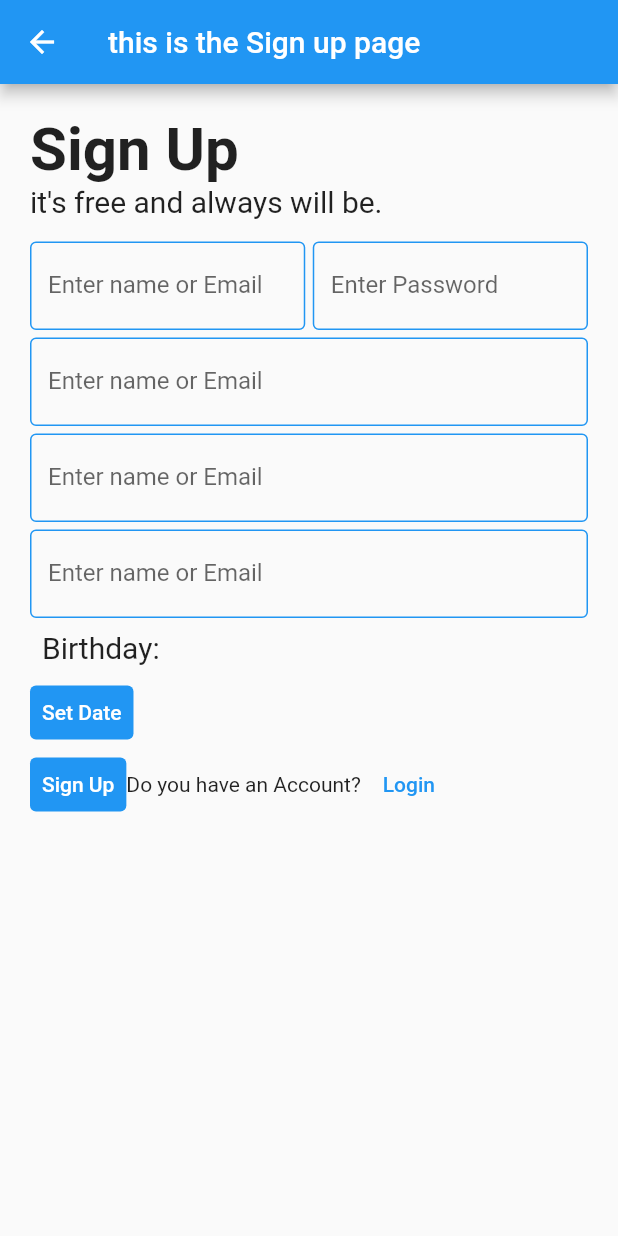
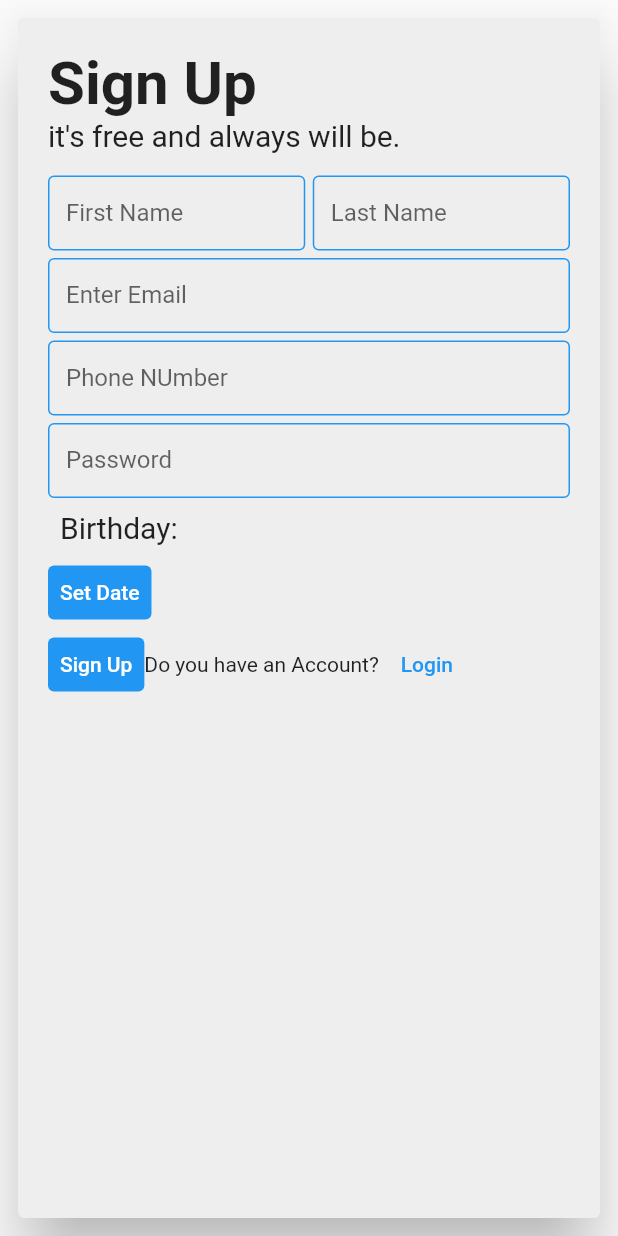
Before and after one commit to Haileliul/fbclone, a Flutter app: the screen it shows after launch, after a tap on "Create new Acconunt", on a phone screen of 412 x 824 dp. Run offline on Flutter 3.47's test engine with Material 2 defaults, Android fonts, the phone set to English and light mode, and no system bars; our stand-ins replace firebase_auth, firebase_core; missing offline and left inert: switcher_button; accounts and stored records are empty; network calls fail.

Commit message:
the modifide version

```diff
--- a/lib/Login.dart
+++ b/lib/Login.dart
@@ -45,7 +45,10 @@ class _MainState extends State<Main> {
                       "Mobile number or email ",
                       style: TextStyle(fontSize: 20),
                     ),
-                    Form(
+                    SizedBox(
+                      height: 50,
+                      width: double.infinity,
+                      child: Form(
                         key: _emailkey,
                         child: TextFormField(
                           controller: _EmailController,
@@ -57,6 +60,8 @@ class _MainState extends State<Main> {
                               return "please Enter a phone Number";
                             } else if (!RegExp(
                                         r'^\s*(?:\+?(\d{1,3}))?[-. (]*(\d{3})[-. )]*(\d{3})[-. ]*(\d{4})(?: *x(\d+))?\s*$')
+                                    .hasMatch(value) ||
+                                !RegExp(r'^\w+([\.-]?\w+)*@\w+([\.-]?\w+)*(\.\w{2,3})+$')
                                     .hasMatch(value)) {
                               return "Please Enter A valid Number";
                             }
@@ -79,11 +84,15 @@ class _MainState extends State<Main> {
                           ),
                         ),
                       ),
+                    ),
                     Text(
                       "Password",
                       style: TextStyle(fontSize: 20),
                     ),
-                    Form(
+                    SizedBox(
+                      height: 50,
+                      width: double.infinity,
+                      child: Form(
                         key: _passkey,
                         child: TextFormField(
                           onChanged: (value) {
@@ -111,6 +120,7 @@ class _MainState extends State<Main> {
                               borderSide:
                                   BorderSide(width: 1, color: Colors.blue),
                               // borderRadius: BorderRadius.circular(50),
+                            ),
                           ),
                         ),
                       ),
@@ -172,12 +182,16 @@ class _MainState extends State<Main> {
                     ],
                   ),
                 ),
-                Image(
-                  image: AssetImage('Assets/images/email.png'),
-                ),
+                Row(
+                  mainAxisAlignment: MainAxisAlignment.spaceBetween,
+                  children: [
+                    Container(
+                      child: Column(
+                          crossAxisAlignment: CrossAxisAlignment.start,
+                          children: [
                             Text(
                               "አማርኛ",
-                  style: TextStyle(color: Colors.blue),
+                              style: TextStyle(color: Colors.black),
                             ),
                             Text(
                               "Englishe",
@@ -191,6 +205,16 @@ class _MainState extends State<Main> {
                               "More language...",
                               style: TextStyle(color: Colors.blue),
                             ),
+                          ]),
+                    ),
+                    SizedBox(
+                      width: MediaQuery.of(context).size.width / 2,
+                      child: Image(
+                        image: AssetImage('Assets/images/email.png'),
+                      ),
+                    ),
+                  ],
+                )
               ],
             ),
           ),
--- a/lib/signup.dart
+++ b/lib/signup.dart
@@ -11,6 +11,10 @@ class signup extends StatelessWidget {
   signup({super.key});
   final _EmailController = TextEditingController();
   final _Passwordontroller = TextEditingController();
+  final _FNamecontroller = TextEditingController();
+  final _LNamecontroller = TextEditingController();
+  final _phonecontroller = TextEditingController();
+
   /*  final firebase = FirebaseFirestore.instance;
 
   Create() async {
@@ -28,21 +32,26 @@ class signup extends StatelessWidget {
   @override
   Widget build(BuildContext context) {
     return Scaffold(
-      appBar: AppBar(
-        title: Text("this is the Sign up page"),
-      ),
-      body: Padding(
+      body: SafeArea(
+        child: Padding(
+          padding: const EdgeInsets.all(8.0),
+          child: Card(
+            color: Colors.grey[200],
+            elevation: 20,
+            child: Padding(
               padding: const EdgeInsets.all(20.0),
               child: Container(
                 width: MediaQuery.of(context).size.width,
                 height: MediaQuery.of(context).size.height,
                 child: SingleChildScrollView(
                   physics: NeverScrollableScrollPhysics(),
-            child:
-                Column(crossAxisAlignment: CrossAxisAlignment.start, children: [
+                  child: Column(
+                      crossAxisAlignment: CrossAxisAlignment.start,
+                      children: [
                         Text(
                           "Sign Up",
-                style: TextStyle(fontSize: 40, fontWeight: FontWeight.bold),
+                          style: TextStyle(
+                              fontSize: 40, fontWeight: FontWeight.bold),
                         ),
                         Text(
                           "it's free and always will be.",
@@ -59,14 +68,17 @@ class signup extends StatelessWidget {
                                   children: [
                                     Expanded(
                                       flex: 1,
+                                      child: SizedBox(
+                                        height: 50,
                                         child: TextFormField(
-                              controller: _EmailController,
+                                          controller: _FNamecontroller,
                                           decoration: InputDecoration(
-                                label: Text("Enter name or Email"),
+                                            label: Text("First Name"),
                                             enabledBorder: OutlineInputBorder(
-                                  borderSide:
-                                      BorderSide(width: 1, color: Colors.blue),
+                                              borderSide: BorderSide(
+                                                  width: 1, color: Colors.blue),
                                               // borderRadius: BorderRadius.circular(50),
+                                            ),
                                           ),
                                         ),
                                       ),
@@ -76,14 +88,17 @@ class signup extends StatelessWidget {
                                     ),
                                     Expanded(
                                       flex: 1,
+                                      child: SizedBox(
+                                        height: 50,
                                         child: TextFormField(
-                              controller: _Passwordontroller,
+                                          controller: _LNamecontroller,
                                           decoration: InputDecoration(
-                                label: Text("Enter Password"),
+                                            label: Text("Last Name"),
                                             enabledBorder: OutlineInputBorder(
-                                  borderSide:
-                                      BorderSide(width: 1, color: Colors.blue),
+                                              borderSide: BorderSide(
+                                                  width: 1, color: Colors.blue),
                                               // borderRadius: BorderRadius.circular(50),
+                                            ),
                                           ),
                                         ),
                                       ),
@@ -93,42 +108,52 @@ class signup extends StatelessWidget {
                                 SizedBox(
                                   height: 5,
                                 ),
-                      TextFormField(
+                                SizedBox(
+                                  height: 50,
+                                  child: TextFormField(
                                     controller: _EmailController,
                                     decoration: InputDecoration(
-                          label: Text("Enter name or Email"),
+                                      label: Text("Enter Email"),
                                       enabledBorder: OutlineInputBorder(
-                            borderSide:
-                                BorderSide(width: 1, color: Colors.blue),
+                                        borderSide: BorderSide(
+                                            width: 1, color: Colors.blue),
                                         // borderRadius: BorderRadius.circular(50),
+                                      ),
                                     ),
                                   ),
                                 ),
                                 SizedBox(
                                   height: 5,
                                 ),
-                      TextFormField(
-                        controller: _EmailController,
+                                SizedBox(
+                                  height: 50,
+                                  child: TextFormField(
+                                    keyboardType: TextInputType.phone,
+                                    controller: _phonecontroller,
                                     decoration: InputDecoration(
-                          label: Text("Enter name or Email"),
+                                      label: Text("Phone NUmber"),
                                       enabledBorder: OutlineInputBorder(
-                            borderSide:
-                                BorderSide(width: 1, color: Colors.blue),
+                                        borderSide: BorderSide(
+                                            width: 1, color: Colors.blue),
                                         // borderRadius: BorderRadius.circular(50),
+                                      ),
                                     ),
                                   ),
                                 ),
                                 SizedBox(
                                   height: 5,
                                 ),
-                      TextFormField(
-                        controller: _EmailController,
+                                SizedBox(
+                                  height: 50,
+                                  child: TextFormField(
+                                    controller: _Passwordontroller,
                                     decoration: InputDecoration(
-                          label: Text("Enter name or Email"),
+                                      label: Text("Password"),
                                       enabledBorder: OutlineInputBorder(
-                            borderSide:
-                                BorderSide(width: 1, color: Colors.blue),
+                                        borderSide: BorderSide(
+                                            width: 1, color: Colors.blue),
                                         // borderRadius: BorderRadius.circular(50),
+                                      ),
                                     ),
                                   ),
                                 ),
@@ -157,7 +182,8 @@ class signup extends StatelessWidget {
                                     TextButton(
                                       style: ButtonStyle(
                                         backgroundColor:
-                                  MaterialStateProperty.all(Colors.blue),
+                                            MaterialStateProperty.all(
+                                                Colors.blue),
                                       ),
                                       child: Text(
                                         "Sign Up",
@@ -167,12 +193,14 @@ class signup extends StatelessWidget {
                                         FirebaseAuth.instance
                                             .createUserWithEmailAndPassword(
                                                 email: _EmailController.text,
-                                      password: _Passwordontroller.text)
+                                                password:
+                                                    _Passwordontroller.text)
                                             .then((value) {
                                           Navigator.push(
                                               context,
                                               MaterialPageRoute(
-                                        builder: (context) => Main()));
+                                                  builder: (context) =>
+                                                      Main()));
                                           print("created new Account");
                                         }).onError((error, stackTrace) {
                                           print("Error ${error.toString()}");
@@ -199,6 +227,9 @@ class signup extends StatelessWidget {
                 ),
               ),
             ),
+          ),
+        ),
+      ),
     );
   }
 }
```
Lines whose indentation alone changed are shown as unchanged.
